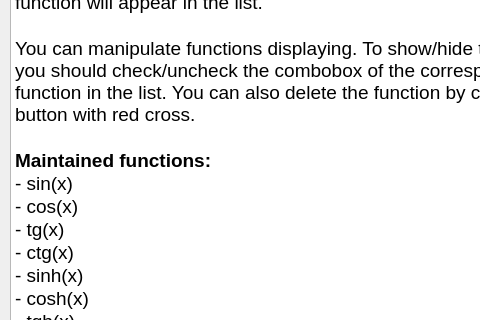
This is src/Controller/aboutdeveloper.ui in SerpentDragon/GraphBuilder-Qt as Qt 5 draws it before an edit; both pictures show x 0 to 480 and y 181 to 501 of the 621 by 582 pixel window. The edited form follows.
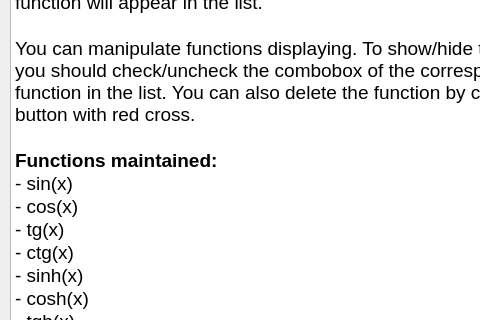
This is the edited form.

The edit to the form file:
```diff
--- a/src/Controller/aboutdeveloper.ui
+++ b/src/Controller/aboutdeveloper.ui
@@ -40,7 +40,7 @@
 &lt;p style=&quot;-qt-paragraph-type:empty; margin-top:0px; margin-bottom:0px; margin-left:0px; margin-right:0px; -qt-block-indent:0; text-indent:0px; font-size:14pt;&quot;&gt;&lt;br /&gt;&lt;/p&gt;
 &lt;p style=&quot; margin-top:0px; margin-bottom:0px; margin-left:0px; margin-right:0px; -qt-block-indent:0; text-indent:0px;&quot;&gt;&lt;span style=&quot; font-size:14pt;&quot;&gt;You can manipulate functions displaying. To show/hide the graph you should check/uncheck the combobox of the corresponding function in the list. You can also delete the function by clicking the button with red cross.&lt;/span&gt;&lt;/p&gt;
 &lt;p style=&quot;-qt-paragraph-type:empty; margin-top:0px; margin-bottom:0px; margin-left:0px; margin-right:0px; -qt-block-indent:0; text-indent:0px; font-size:14pt;&quot;&gt;&lt;br /&gt;&lt;/p&gt;
-&lt;p style=&quot; margin-top:0px; margin-bottom:0px; margin-left:0px; margin-right:0px; -qt-block-indent:0; text-indent:0px;&quot;&gt;&lt;span style=&quot; font-size:14pt; font-weight:700;&quot;&gt;Maintained functions:&lt;/span&gt;&lt;/p&gt;
+&lt;p style=&quot; margin-top:0px; margin-bottom:0px; margin-left:0px; margin-right:0px; -qt-block-indent:0; text-indent:0px;&quot;&gt;&lt;span style=&quot; font-size:14pt; font-weight:700;&quot;&gt;Functions maintained:&lt;/span&gt;&lt;/p&gt;
 &lt;p style=&quot; margin-top:0px; margin-bottom:0px; margin-left:0px; margin-right:0px; -qt-block-indent:0; text-indent:0px;&quot;&gt;&lt;span style=&quot; font-size:14pt;&quot;&gt;- sin(x)&lt;/span&gt;&lt;/p&gt;
 &lt;p style=&quot; margin-top:0px; margin-bottom:0px; margin-left:0px; margin-right:0px; -qt-block-indent:0; text-indent:0px;&quot;&gt;&lt;span style=&quot; font-size:14pt;&quot;&gt;- cos(x)&lt;/span&gt;&lt;/p&gt;
 &lt;p style=&quot; margin-top:0px; margin-bottom:0px; margin-left:0px; margin-right:0px; -qt-block-indent:0; text-indent:0px;&quot;&gt;&lt;span style=&quot; font-size:14pt;&quot;&gt;- tg(x)&lt;/span&gt;&lt;/p&gt;
```
